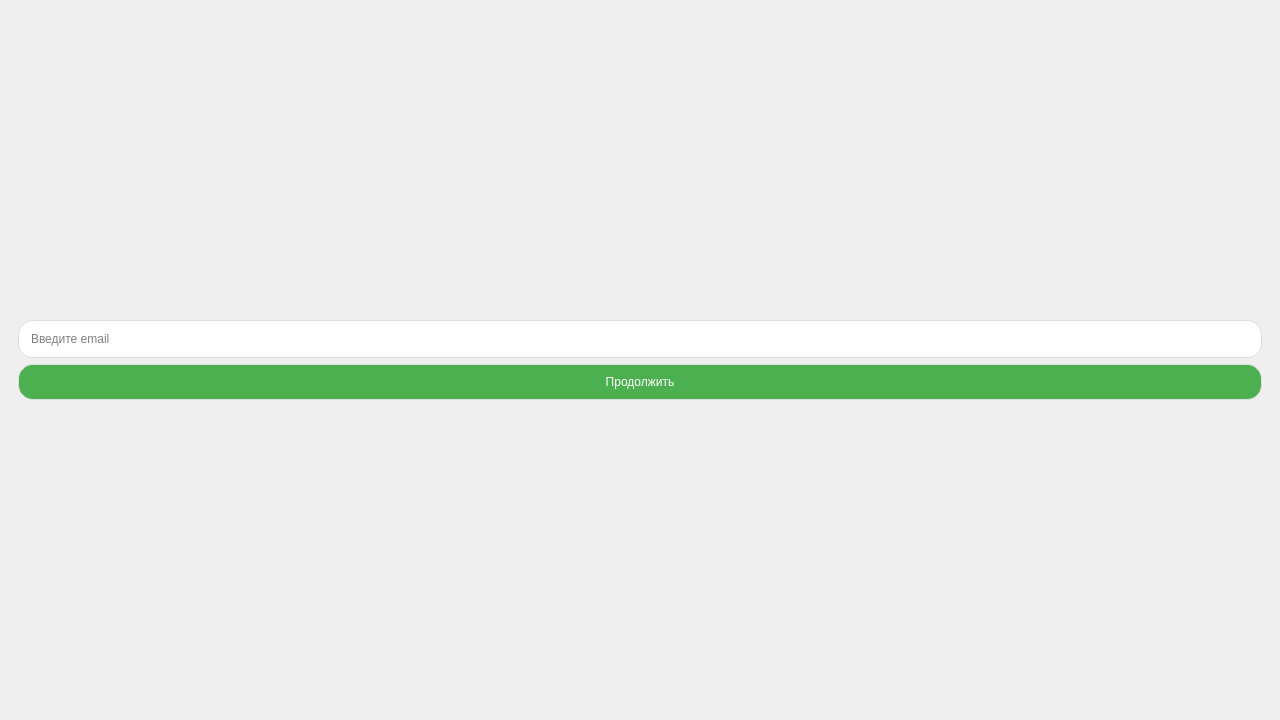
Above: Delimobil/UI/loginwidget.ui from Cookie-Boy/Qt-labs before the change. Below: the same form after it.
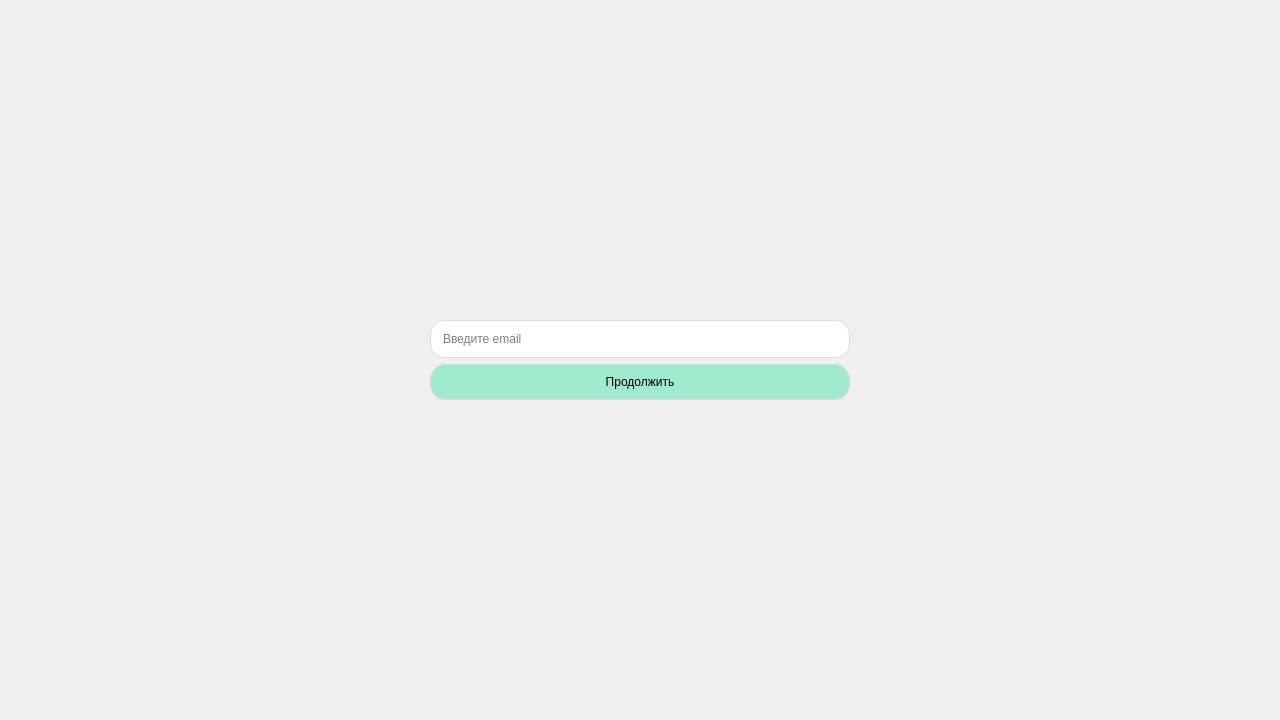
That is the form after the change.

What changed in the file:
```diff
--- a/Delimobil/UI/loginwidget.ui
+++ b/Delimobil/UI/loginwidget.ui
@@ -20,6 +20,12 @@
      <property name="sizeType">
       <enum>QSizePolicy::Expanding</enum>
      </property>
+     <property name="sizeHint" stdset="0">
+      <size>
+       <width>0</width>
+       <height>0</height>
+      </size>
+     </property>
     </spacer>
    </item>
    <!-- Центрирование содержимого -->
@@ -36,6 +42,12 @@
          <property name="sizeType">
           <enum>QSizePolicy::Expanding</enum>
          </property>
+         <property name="sizeHint" stdset="0">
+          <size>
+           <width>0</width>
+           <height>0</height>
+          </size>
+         </property>
         </spacer>
        </item>
        <item>
@@ -76,8 +88,8 @@
     border: 1px solid #ddd;
     border-radius: 15px;
     padding: 10px;
-    background-color: #4CAF50;
-    color: white;
+    background-color: #A0EACD;
+	color: black;
 }</string>
            </property>
            <property name="text">
@@ -95,6 +107,12 @@
          <property name="sizeType">
           <enum>QSizePolicy::Expanding</enum>
          </property>
+         <property name="sizeHint" stdset="0">
+          <size>
+           <width>0</width>
+           <height>0</height>
+          </size>
+         </property>
         </spacer>
        </item>
       </layout>
@@ -110,6 +128,12 @@
      <property name="sizeType">
       <enum>QSizePolicy::Expanding</enum>
      </property>
+     <property name="sizeHint" stdset="0">
+      <size>
+       <width>0</width>
+       <height>0</height>
+      </size>
+     </property>
     </spacer>
    </item>
   </layout>
```
Left out of the diff: 6 changed lines with no effect on the pictures.
